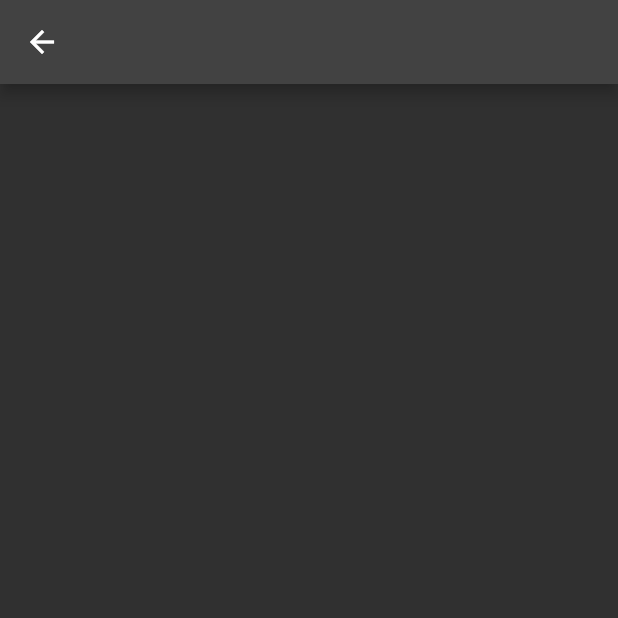
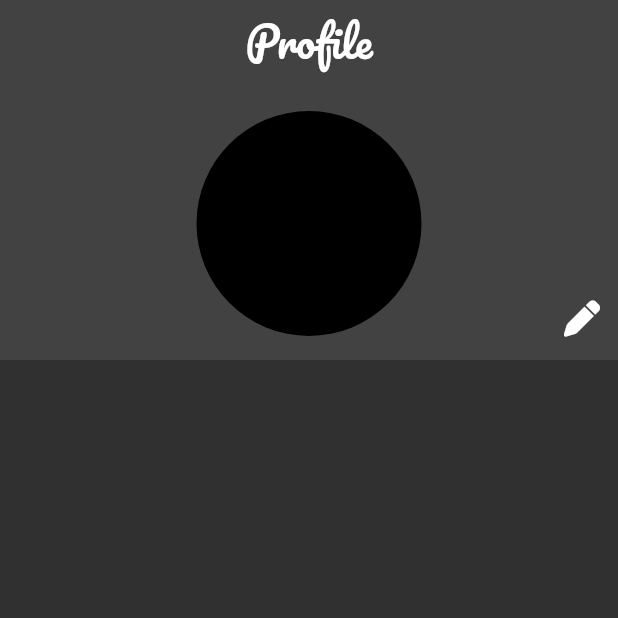
Before and after one commit to Gsuyash20/My_anime, a Flutter app: the ProfileScreen screen opened directly, on a phone screen of 412 x 824 dp, the top half of it. Run offline on Flutter 3.47's test engine with Material 2 defaults, Android fonts, the phone set to English and light mode, and no system bars; our stand-ins replace animated_text_kit, firebase_auth, firebase_core, font_awesome_flutter, google_sign_in; accounts and stored records are empty.

Commit message:
profile structure

```diff
--- a/lib/screen/profile.dart
+++ b/lib/screen/profile.dart
@@ -1,4 +1,5 @@
 import 'package:flutter/material.dart';
+import 'package:font_awesome_flutter/font_awesome_flutter.dart';
 
 class ProfileScreen extends StatefulWidget {
   const ProfileScreen({Key? key}) : super(key: key);
@@ -10,8 +11,42 @@ class ProfileScreen extends StatefulWidget {
 class _ProfileScreenState extends State<ProfileScreen> {
   @override
   Widget build(BuildContext context) {
-    return Theme(data: ThemeData.dark(), child: Scaffold(
-      appBar: AppBar(),
-    ));
+    return Theme(
+        data: ThemeData.dark(),
+        child: Scaffold(
+          body: CustomScrollView(
+            slivers: [
+              SliverAppBar(
+                automaticallyImplyLeading: false,
+                expandedHeight: 240,
+                title: const Text(
+                  'Profile',
+                  style: TextStyle(fontSize: 28,
+                  fontFamily: 'Pacifico'),
+                ),
+                centerTitle: true,
+                flexibleSpace: const FlexibleSpaceBar(
+                  centerTitle: true,
+                  title: CircleAvatar(
+                    radius: 50,
+                  ),
+                ),
+                bottom: PreferredSize(
+                  preferredSize: const Size.fromHeight(60),
+                  child: Row(
+                    mainAxisAlignment: MainAxisAlignment.end,
+                    children: [
+                      IconButton(
+                        alignment: Alignment.topCenter,
+                        onPressed: () {},
+                        icon: const FaIcon(FontAwesomeIcons.pen),
+                      ),
+                    ],
+                  ),
+                ),
+              )
+            ],
+          ),
+        ));
   }
 }
```
